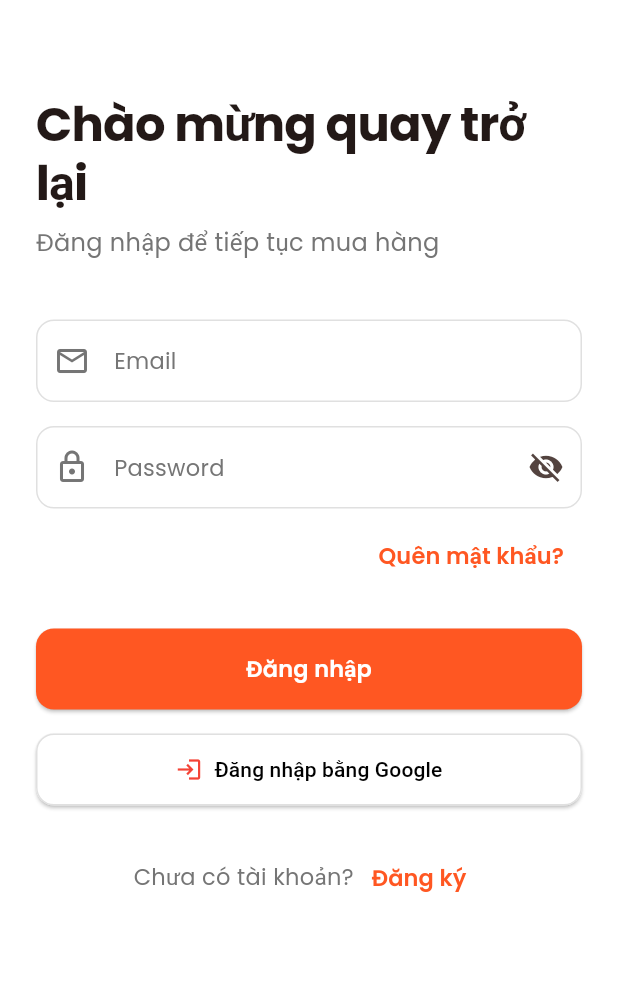
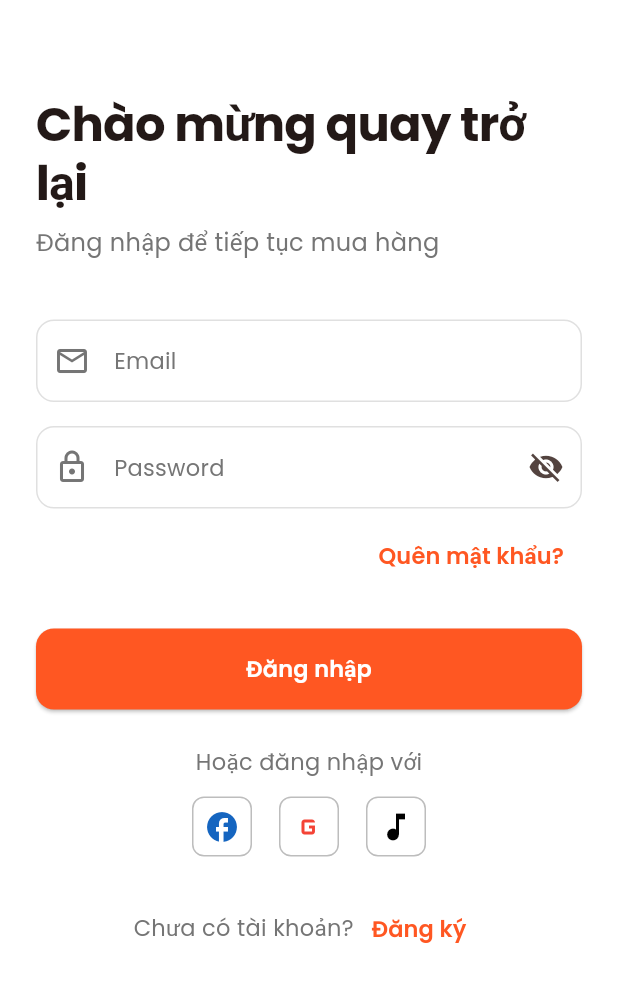
Before and after one commit to Hkkhang123/BurgerKing, a Flutter app: the SigninScreen screen opened by its route, on a phone screen of 412 x 824 dp. Shown: the top 982 px of the screen. Run offline on Flutter 3.47's test engine with Material 3 defaults, Android fonts, the phone set to English and light mode, and no system bars; our stand-ins replace firebase_auth, firebase_core, flutter_rating_bar, get, get_storage, google_fonts and 5 more; missing offline and left inert: flutter_facebook_auth; accounts and stored records are empty; network calls fail.

Commit message:
fix login with fb 1

```diff
--- a/frontend/lib/features/auth/signin_screen.dart
+++ b/frontend/lib/features/auth/signin_screen.dart
@@ -7,6 +7,9 @@ import 'package:flutter/material.dart';
 import 'package:get/get.dart';
 import 'package:client/core/utils/google_auth_service.dart';
 import 'package:client/features/auth/otp_verify_screen.dart';
+import 'package:flutter_facebook_auth/flutter_facebook_auth.dart';
+import 'package:http/http.dart' as http;
+import 'dart:convert';
 
 class SigninScreen extends StatelessWidget {
   SigninScreen({super.key});
@@ -49,45 +52,16 @@ class SigninScreen extends StatelessWidget {
 
                 // Error message display
                 Obx(() {
+                  if (authController.isLoading) {
+                    return const Center(child: CircularProgressIndicator());
+                  }
                   if (authController.errorMessage.isNotEmpty) {
-                    return Container(
-                      width: double.infinity,
-                      padding: const EdgeInsets.all(16),
-                      margin: const EdgeInsets.only(bottom: 16),
-                      decoration: BoxDecoration(
-                        color: Colors.red[50],
-                        borderRadius: BorderRadius.circular(12),
-                        border: Border.all(color: Colors.red[200]!),
-                      ),
-                      child: Row(
-                        children: [
-                          Icon(
-                            Icons.error_outline,
-                            color: Colors.red[700],
-                            size: 20,
-                          ),
-                          const SizedBox(width: 12),
-                          Expanded(
-                            child: Text(
-                              authController.errorMessage,
-                              style: TextStyle(
-                                color: Colors.red[700],
-                                fontSize: 14,
-                                fontWeight: FontWeight.w500,
-                              ),
-                            ),
-                          ),
-                          IconButton(
-                            onPressed: () => authController.clearError(),
-                            icon: Icon(
-                              Icons.close,
-                              color: Colors.red[700],
-                              size: 18,
-                            ),
-                            padding: EdgeInsets.zero,
-                            constraints: const BoxConstraints(),
-                          ),
-                        ],
+                    return Padding(
+                      padding: const EdgeInsets.symmetric(vertical: 8.0),
+                      child: Text(
+                        authController.errorMessage,
+                        style: const TextStyle(color: Colors.red, fontSize: 14),
+                        textAlign: TextAlign.center,
                       ),
                     );
                   }
@@ -172,22 +146,44 @@ class SigninScreen extends StatelessWidget {
                           ),
                   ),
                 )),
-                const SizedBox(height: 16),
-                // Nút đăng nhập Google
-                SizedBox(
-                  width: double.infinity,
-                  child: ElevatedButton.icon(
-                    icon: Icon(Icons.login, color: Colors.red), // Hoặc dùng Asset Google logo nếu có
-                    label: Text('Đăng nhập bằng Google', style: TextStyle(color: Colors.black)),
-                    style: ElevatedButton.styleFrom(
-                      backgroundColor: Colors.white,
-                      padding: const EdgeInsets.symmetric(vertical: 14),
-                      shape: RoundedRectangleBorder(
-                        borderRadius: BorderRadius.circular(12),
-                        side: BorderSide(color: Colors.grey.shade300),
+                const SizedBox(height: 24),
+                // Social login buttons
+                Center(
+                  child: Column(
+                    children: [
+                      Text(
+                        'Hoặc đăng nhập với',
+                        style: AppTextStyle.withColor(
+                          AppTextStyle.bodyMedium,
+                          isDark ? Colors.grey[400]! : Colors.grey[600]!,
+                        ),
                       ),
-                    ),
-                    onPressed: () => _handleGoogleSignIn(context),
+                      const SizedBox(height: 12),
+                      Row(
+                        mainAxisAlignment: MainAxisAlignment.center,
+                        children: [
+                          _SocialIconButton(
+                            icon: Icons.facebook,
+                            color: Colors.blue[800]!,
+                            onTap: () => _handleFacebookSignIn(context),
+                          ),
+                          const SizedBox(width: 18),
+                          _SocialIconButton(
+                            icon: Icons.g_mobiledata,
+                            color: Colors.red,
+                            onTap: () => _handleGoogleSignIn(context),
+                          ),
+                          const SizedBox(width: 18),
+                          _SocialIconButton(
+                            icon: Icons.music_note,
+                            color: Colors.black,
+                            onTap: () {
+                              // TODO: TikTok login
+                            },
+                          ),
+                        ],
+                      ),
+                    ],
                   ),
                 ),
                 const SizedBox(height: 24),
@@ -252,6 +248,7 @@ class SigninScreen extends StatelessWidget {
 
   Future<void> _handleGoogleSignIn(BuildContext context) async {
     final result = await GoogleAuthService.signInWithGoogleAndSave();
+    print('Google login result: $result');
     if (result['success'] == true) {
       Get.snackbar(
         'Thành công',
@@ -359,3 +356,49 @@ class SigninScreen extends StatelessWidget {
     );
   }
 }
+
+// Thêm widget nút mạng xã hội
+class _SocialIconButton extends StatelessWidget {
+  final IconData icon;
+  final Color color;
+  final VoidCallback onTap;
+  const _SocialIconButton({required this.icon, required this.color, required this.onTap});
+  @override
+  Widget build(BuildContext context) {
+    return InkWell(
+      onTap: onTap,
+      borderRadius: BorderRadius.circular(8),
+      child: Container(
+        width: 40,
+        height: 40,
+        decoration: BoxDecoration(
+          border: Border.all(color: Colors.grey.shade400),
+          borderRadius: BorderRadius.circular(8),
+          color: Colors.white,
+        ),
+        child: Icon(icon, color: color, size: 24),
+      ),
+    );
+  }
+}
+
+// Thay thế hàm _handleFacebookSignIn
+Future<void> _handleFacebookSignIn(BuildContext context) async {
+  final AuthController authController = Get.find<AuthController>();
+  print('Bắt đầu đăng nhập Facebook...');
+  final result = await FacebookAuth.instance.login(permissions: ['email', 'public_profile']);
+  print('Facebook login result: $result');
+  if (result.status == LoginStatus.success) {
+    final accessToken = result.accessToken!.token;
+    print('Facebook access token: $accessToken');
+    final response = await http.post(
+      Uri.parse('http://10.0.2.2:5000/api/auth/facebook'), // Đổi thành IP backend nếu chạy thật
+      headers: {'Content-Type': 'application/json'},
+      body: jsonEncode({'access_token': accessToken}),
+    );
+    print('Backend response: ${response.statusCode} ${response.body}');
+  }
+  await authController.loginWithFacebook(onSuccess: () {
+    Get.offAll(() => const MainScreen());
+  });
+}
--- a/frontend/pubspec.yaml
+++ b/frontend/pubspec.yaml
@@ -30,6 +30,7 @@ environment:
 dependencies:
   flutter:
     sdk: flutter
+  flutter_facebook_auth: ^6.0.0
   shared_preferences: ^2.2.2
   url_launcher: ^6.1.7
   http: ^1.1.0
```
Also changed, not shown: frontend/lib/core/services/auth_controller.dart (+57 -0 lines), frontend/pubspec.lock, 5 other files.
